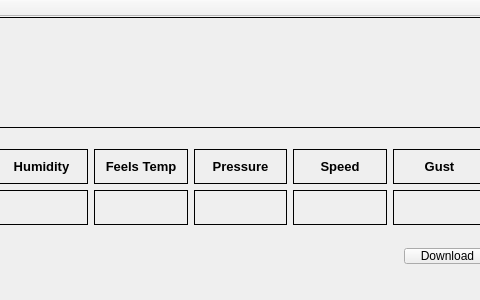
Old version of the form mainwindow.ui in the repository bonnette/genweather; both pictures show x 137 to 617 and y 0 to 300 of the 748 by 300 pixel window.
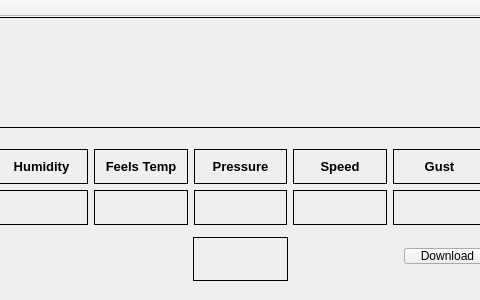
New version of the form.

Commit message: Added "Pressure" in millibars to the display

What changed in the file:
```diff
--- a/mainwindow.ui
+++ b/mainwindow.ui
@@ -419,6 +419,33 @@
      </item>
     </layout>
    </widget>
+   <widget class="QLabel" name="mbpress_lbl">
+    <property name="geometry">
+     <rect>
+      <x>330</x>
+      <y>220</y>
+      <width>95</width>
+      <height>44</height>
+     </rect>
+    </property>
+    <property name="font">
+     <font>
+      <family>Tahoma</family>
+      <pointsize>10</pointsize>
+      <weight>75</weight>
+      <bold>true</bold>
+     </font>
+    </property>
+    <property name="frameShape">
+     <enum>QFrame::Box</enum>
+    </property>
+    <property name="text">
+     <string/>
+    </property>
+    <property name="alignment">
+     <set>Qt::AlignCenter</set>
+    </property>
+   </widget>
   </widget>
   <widget class="QMenuBar" name="menuBar">
    <property name="geometry">
```
The commit also changes 1 other file.
